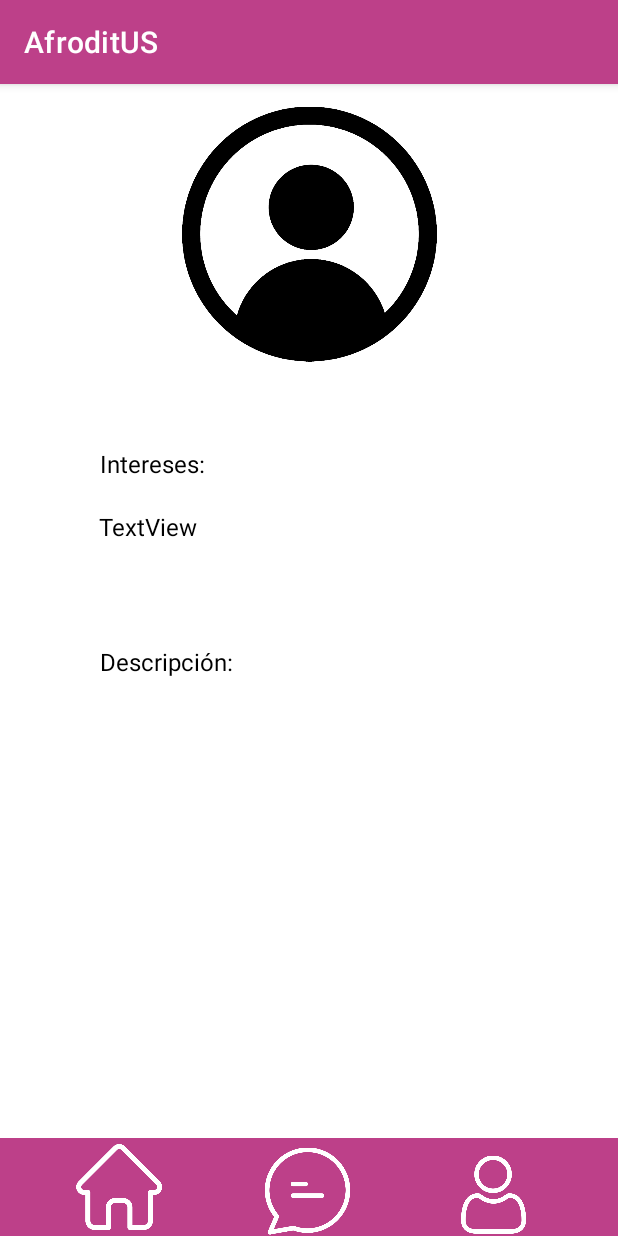
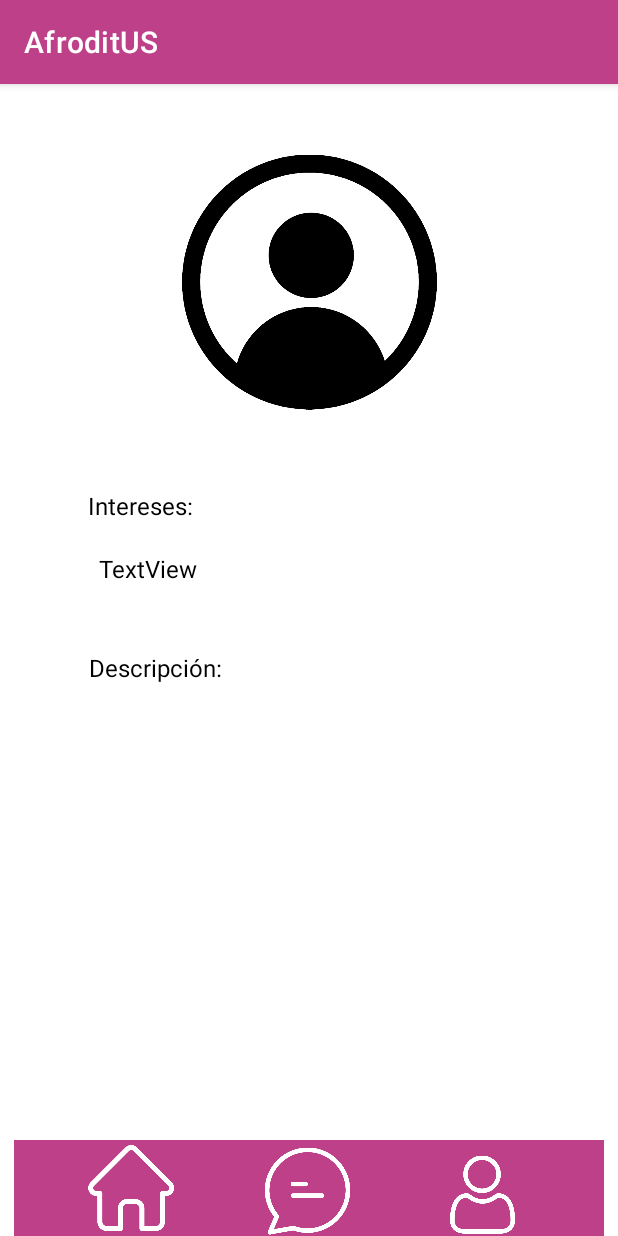
Before and after one commit to aliperbol/AfroditUS, an Android app: the PerfilAjeno screen opened directly, with no data from a screen before it, on a phone screen of 412 x 824 dp. Run offline under Robolectric (Android 15) with nearby library versions, the phone set to English and light mode, and no system bars; our stand-ins replace Firebase (no records; nobody signed in at launch, a user with empty details on screens opened directly).

Commit message:
ajustes pantalla

```diff
--- a/app/src/main/res/layout/perfil_ajeno.xml
+++ b/app/src/main/res/layout/perfil_ajeno.xml
@@ -5,16 +5,16 @@
     android:layout_width="match_parent"
     android:layout_height="match_parent">
 
+
     <ImageView
         android:id="@+id/imagenajena"
         android:layout_width="170dp"
         android:layout_height="200dp"
+        android:layout_marginTop="32dp"
         app:layout_constraintEnd_toEndOf="parent"
         app:layout_constraintStart_toStartOf="parent"
         app:layout_constraintTop_toTopOf="parent"
-        app:srcCompat="@drawable/avatar"
-        />
-
+        app:srcCompat="@drawable/avatar" />
 
     <TextView
         android:id="@+id/nombreajeno"
@@ -31,12 +31,12 @@
         android:id="@+id/textView10"
         android:layout_width="wrap_content"
         android:layout_height="wrap_content"
-        android:layout_marginTop="20dp"
+        android:layout_marginTop="16dp"
         android:text="Intereses:"
         android:textColor="#000000"
         android:textSize="16sp"
         app:layout_constraintEnd_toEndOf="parent"
-        app:layout_constraintHorizontal_bias="0.195"
+        app:layout_constraintHorizontal_bias="0.172"
         app:layout_constraintStart_toStartOf="parent"
         app:layout_constraintTop_toBottomOf="@+id/nombreajeno" />
 
@@ -44,19 +44,19 @@
         android:id="@+id/textView14"
         android:layout_width="wrap_content"
         android:layout_height="wrap_content"
-        android:layout_marginTop="40dp"
+        android:layout_marginTop="44dp"
         android:text="Descripción:"
         android:textColor="#000000"
         android:textSize="16sp"
         app:layout_constraintEnd_toEndOf="parent"
-        app:layout_constraintHorizontal_bias="0.207"
+        app:layout_constraintHorizontal_bias="0.183"
         app:layout_constraintStart_toStartOf="parent"
         app:layout_constraintTop_toBottomOf="@+id/interesesajenos" />
 
     <TextView
         android:id="@+id/interesesajenos"
         android:layout_width="280dp"
-        android:layout_height="50dp"
+        android:layout_height="wrap_content"
         android:layout_marginTop="20dp"
         android:text="TextView"
         android:textColor="#000000"
@@ -68,23 +68,23 @@
     <TextView
         android:id="@+id/descripcionajena"
         android:layout_width="277dp"
-        android:layout_height="47dp"
-        android:layout_marginTop="20dp"
+        android:layout_height="wrap_content"
+        android:layout_marginTop="36dp"
         android:text="TextView"
         android:textColor="#000000"
         android:textSize="16sp"
         app:layout_constraintEnd_toEndOf="parent"
+        app:layout_constraintHorizontal_bias="0.482"
         app:layout_constraintStart_toStartOf="parent"
         app:layout_constraintTop_toBottomOf="@+id/textView14" />
 
     <include
         android:id="@+id/include"
         layout="@layout/barra_menu"
-        android:layout_width="414dp"
-        android:layout_height="66dp"
+        android:layout_width="393dp"
+        android:layout_height="64dp"
         app:layout_constraintBottom_toBottomOf="parent"
         app:layout_constraintEnd_toEndOf="parent"
-        app:layout_constraintHorizontal_bias="1.0"
         app:layout_constraintStart_toStartOf="parent"
         app:layout_constraintTop_toTopOf="@+id/imagenajena"
         app:layout_constraintVertical_bias="1.0" />
```
Also changed, not shown: app/src/main/res/layout/perfil_externo.xml (deleted, +0 -102 lines), app/src/main/res/layout/perfilpropio.xml (+4 -3 lines).
